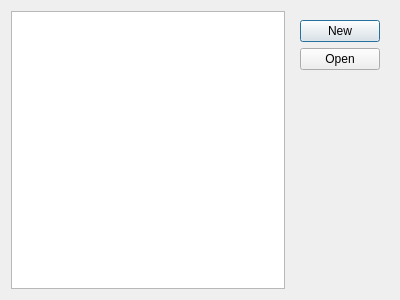
The window that src/gui/Qt5/ui/project_picker.ui (Kicer86/photobroom) describes before a commit, drawn with Qt 5.
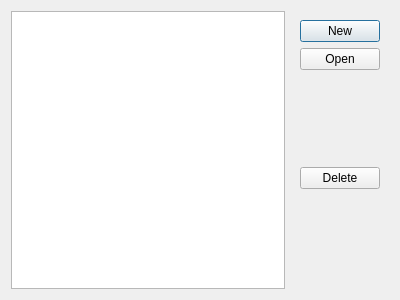
The same window after the commit.

The edit to the form file:
```diff
--- a/src/gui/Qt5/ui/project_picker.ui
+++ b/src/gui/Qt5/ui/project_picker.ui
@@ -34,6 +34,26 @@
         </property>
        </widget>
       </item>
+      <item>
+       <spacer name="verticalSpacer_2">
+        <property name="orientation">
+         <enum>Qt::Vertical</enum>
+        </property>
+        <property name="sizeHint" stdset="0">
+         <size>
+          <width>20</width>
+          <height>40</height>
+         </size>
+        </property>
+       </spacer>
+      </item>
+      <item>
+       <widget class="QPushButton" name="deleteButton">
+        <property name="text">
+         <string>Delete</string>
+        </property>
+       </widget>
+      </item>
       <item>
        <spacer name="verticalSpacer">
         <property name="orientation">
```
